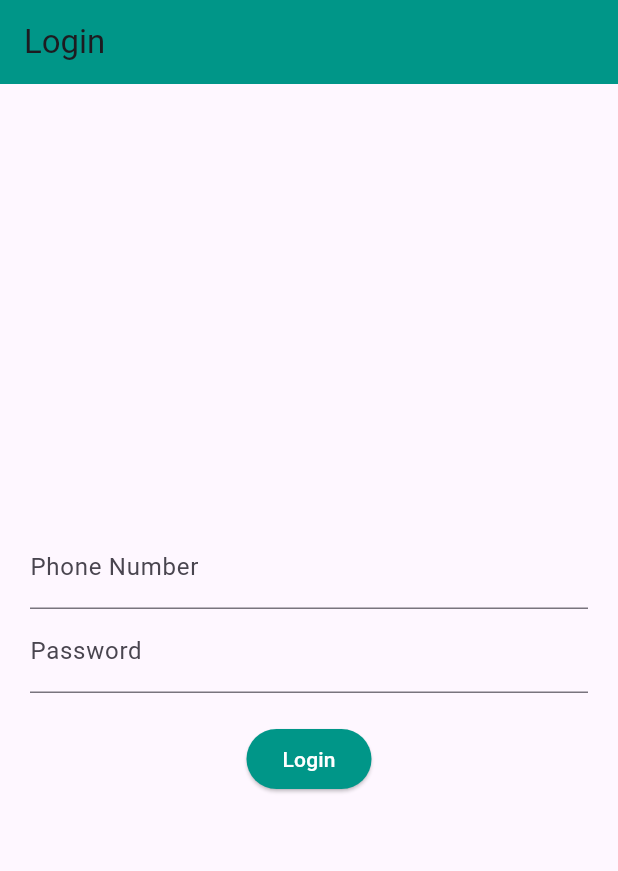
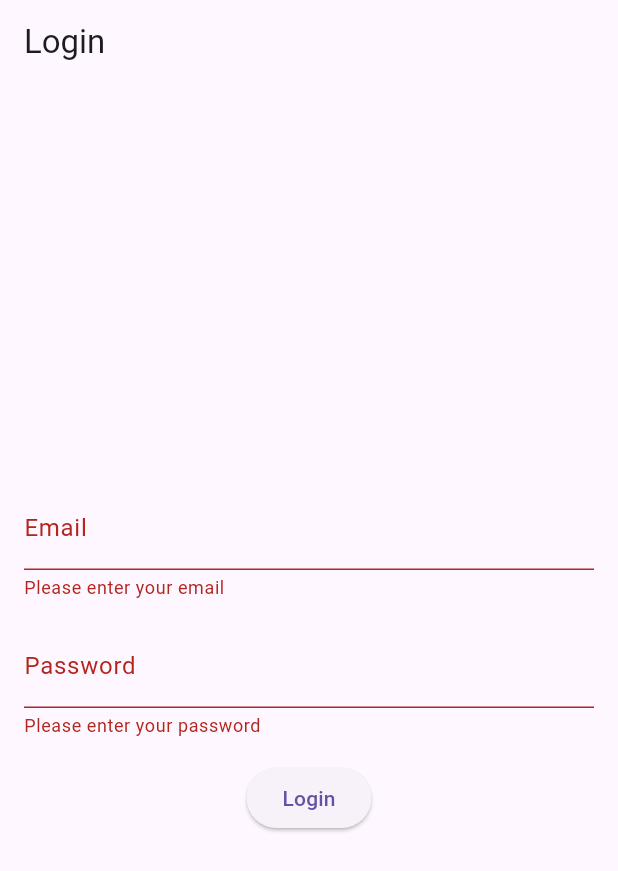
Before and after one commit to m0dern6/service_provide_app, a Flutter app: the screen it shows after launch, after a tap on "Login", on a phone screen of 412 x 824 dp. Shown: the top 871 px of the screen. Run offline on Flutter 3.47's test engine with Material 3 defaults, Android fonts, the phone set to English and light mode, and no system bars; our stand-ins replace carousel_slider, dots_indicator, shared_preferences.

Commit message:
added new login functionality using post method and also stored token using shared preferences

```diff
--- a/lib/login_signup/login_screen.dart
+++ b/lib/login_signup/login_screen.dart
@@ -1,98 +1,112 @@
-import 'package:flutter/cupertino.dart';
 import 'package:flutter/material.dart';
-import 'package:flutter/widgets.dart';
-import 'package:provider/provider.dart';
-import 'package:service_provide_app/provider/api_provider.dart';
+import 'dart:convert';
+import 'package:http/http.dart' as http;
+import 'package:shared_preferences/shared_preferences.dart';
 
 class LoginScreen extends StatefulWidget {
-  const LoginScreen({super.key});
-
   @override
-  State<LoginScreen> createState() => _LoginScreenState();
+  _LoginScreenState createState() => _LoginScreenState();
 }
 
 class _LoginScreenState extends State<LoginScreen> {
-  final phoneController = TextEditingController();
-  final passController = TextEditingController();
+  final _formKey = GlobalKey<FormState>();
+  final _emailController = TextEditingController();
+  final _passwordController = TextEditingController();
 
-  @override
-  void dispose() {
-    phoneController.dispose();
-    passController.dispose();
-    super.dispose();
+  bool _isLoading = false;
+
+  Future<void> _storeToken(String token) async {
+    final prefs = await SharedPreferences.getInstance();
+    await prefs.setString('token', token);
+  }
+
+  Future<void> _login() async {
+    if (_formKey.currentState!.validate()) {
+      setState(() {
+        _isLoading = true;
+      });
+
+      try {
+        final response = await http.post(
+          Uri.parse('http://192.168.1.64:8000/user/login'),
+          body: jsonEncode({
+            'Email': _emailController.text,
+            'Password': _passwordController.text,
+          }),
+          headers: {
+            'Content-Type': 'application/json',
+          },
+        );
+
+        if (response.statusCode == 200) {
+          final data = jsonDecode(response.body);
+
+          final token = data['token'];
+          await _storeToken(token);
+          print('Token: ${data['token']}');
+
+          Navigator.pushNamed(context, '/dashboard');
+        } else {
+          print('Error: ${response.body}');
+        }
+      } catch (e) {
+        print('Error: $e');
+      } finally {
+        setState(() {
+          _isLoading = false;
+        });
+      }
+    }
   }
 
   @override
   Widget build(BuildContext context) {
     return Scaffold(
       appBar: AppBar(
-        backgroundColor: Theme.of(context).primaryColor,
-        title: const Text('Login'),
+        title: Text('Login'),
       ),
-      body: Consumer<ApiProvider>(builder: (context, apiProvider, child) {
-        final usersData = apiProvider.users;
-        return Padding(
-          padding: EdgeInsets.fromLTRB(20, 0, 20, 0),
-          child: Column(mainAxisAlignment: MainAxisAlignment.center, children: [
-            Row(
+      body: Padding(
+        padding: const EdgeInsets.all(16.0),
+        child: Form(
+          key: _formKey,
+          child: Column(
+            mainAxisAlignment: MainAxisAlignment.center,
             children: [
-                Expanded(
-                  child: TextField(
-                    controller: phoneController,
+              TextFormField(
+                controller: _emailController,
                 decoration: InputDecoration(
-                      labelText: 'Phone Number',
+                  labelText: 'Email',
                 ),
+                validator: (value) {
+                  if (value == null || value.isEmpty) {
+                    return 'Please enter your email';
+                  }
+                  return null;
+                },
               ),
-                ),
-              ],
-            ),
-            Row(
-              children: [
-                Expanded(
-                  child: TextField(
-                    controller: passController,
+              SizedBox(height: 16.0),
+              TextFormField(
+                controller: _passwordController,
                 obscureText: true,
                 decoration: InputDecoration(
                   labelText: 'Password',
                 ),
+                validator: (value) {
+                  if (value == null || value.isEmpty) {
+                    return 'Please enter your password';
+                  }
+                  return null;
+                },
               ),
+              SizedBox(height: 16.0),
+              ElevatedButton(
+                onPressed: _isLoading ? null : _login,
+                child: _isLoading ? CircularProgressIndicator() : Text('Login'),
               ),
             ],
           ),
-            SizedBox(
-              height: 20,
         ),
-            ElevatedButton(
-                style: ButtonStyle(
-                  backgroundColor: MaterialStateProperty.all<Color>(
-                      Theme.of(context).primaryColor),
       ),
-                onPressed: () {
-                  final phone = phoneController.text;
-                  final password = passController.text;
-
-                  final users = usersData.firstWhere(
-                    (users) =>
-                        users.Phone == phone && users.Password == password,
-                  );
-
-                  if (users.Role == 'Customer') {
-                    Navigator.pushNamed(context, 'homeCustomer');
-                  } else if (users.Role == 'Provider') {
-                    Navigator.pushNamed(context, 'homeProvider');
-                  } else {
-                    print('User Name: ${users.Name}');
-                  }
-                },
-                child: Container(
-                  child: Text(
-                    'Login',
-                    style: TextStyle(color: Colors.white),
-                  ),
-                ))
-          ]),
-        );
-      }),
     );
   }
 }
```
Lines whose indentation alone changed are shown as unchanged.
